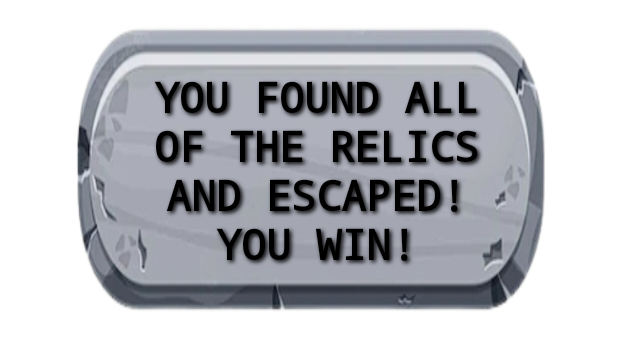
After one commit to SBlaxberg1/OneDeckDungeon, an Android app: the layout winpopup_layout.xml on its own in the app's theme, with its tools: preview values and no code run, on a phone screen of 412 x 824 dp. The commit adds this screen. Shown: the top 350 px of the screen. Run offline under Robolectric (Android 15) with nearby library versions, the phone set to English and light mode, and no system bars.

Commit message:
Added win/lose screens that take player back to main menu

```diff
--- /dev/null
+++ b/app/src/main/res/layout/winpopup_layout.xml
@@ -0,0 +1,44 @@
+<?xml version="1.0" encoding="utf-8"?>
+<androidx.constraintlayout.widget.ConstraintLayout xmlns:android="http://schemas.android.com/apk/res/android"
+    xmlns:app="http://schemas.android.com/apk/res-auto"
+    xmlns:tools="http://schemas.android.com/tools"
+    android:layout_width="wrap_content"
+    android:layout_height="wrap_content">
+
+    <ImageView
+        android:id="@+id/imageView"
+        android:layout_width="365dp"
+        android:layout_height="223dp"
+        android:layout_marginStart="24dp"
+        android:background="@drawable/odd_button"
+        app:layout_constraintBottom_toBottomOf="parent"
+        app:layout_constraintEnd_toEndOf="parent"
+        app:layout_constraintHorizontal_bias="0.5"
+        app:layout_constraintStart_toStartOf="parent"
+        app:layout_constraintTop_toTopOf="parent"
+        app:layout_constraintVertical_bias="0.5" />
+
+    <TextView
+        android:layout_width="245dp"
+        android:layout_height="148dp"
+        android:layout_centerHorizontal="true"
+        android:layout_centerVertical="true"
+        android:layout_marginBottom="36dp"
+        android:fontFamily="monospace"
+        android:gravity="center"
+        android:text="@string/win"
+        android:textAlignment="center"
+        android:textSize="28sp"
+        android:textStyle="bold"
+        android:textColor="@color/black"
+        android:shadowColor="@color/black"
+        android:shadowDx="1.9"
+        android:shadowDy="1.9"
+        android:shadowRadius="2.9"
+        android:textAllCaps="true"
+        app:layout_constraintBottom_toBottomOf="parent"
+        app:layout_constraintEnd_toEndOf="parent"
+        app:layout_constraintHorizontal_bias="0.611"
+        app:layout_constraintStart_toStartOf="parent" />
+
+</androidx.constraintlayout.widget.ConstraintLayout>
--- a/app/src/main/res/values/colors.xml
+++ b/app/src/main/res/values/colors.xml
@@ -7,4 +7,5 @@
     <color name="teal_700">#FF018786</color>
     <color name="black">#FF000000</color>
     <color name="white">#FFFFFFFF</color>
+    <color name="red">#9E1616</color>
 </resources>
--- a/app/src/main/res/values/strings.xml
+++ b/app/src/main/res/values/strings.xml
@@ -15,4 +15,6 @@
     <string name="settings">SETTINGS</string>
     <string name="rules">RULES</string>
     <string name="ZERO">0</string>
+    <string name="win">YOU FOUND ALL OF THE RELICS AND ESCAPED! YOU WIN!</string>
+    <string name="lose">YOU FELL PREY TO A TERRIBLE MONSTER! YOU LOSE!</string>
 </resources>
```
Also changed, not shown: app/src/main/java/com/example/onedeckdungeon/PlayGame.java (+78 -20 lines), app/src/main/res/layout/losepopup_layout.xml (added, +44 -0 lines).
